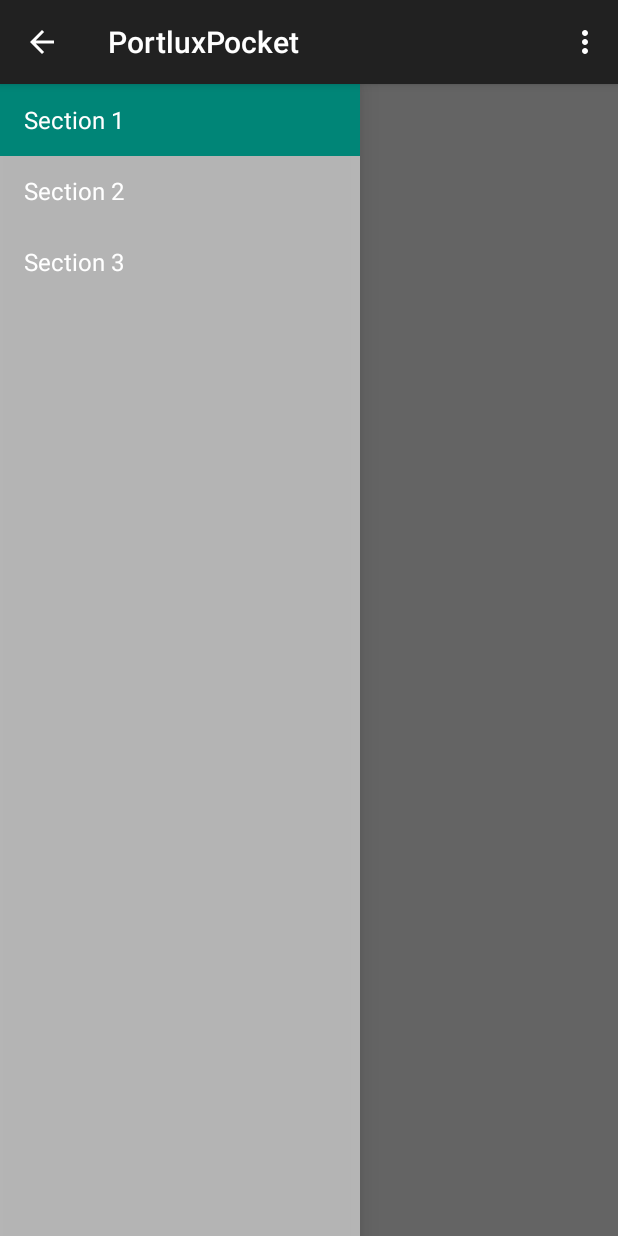
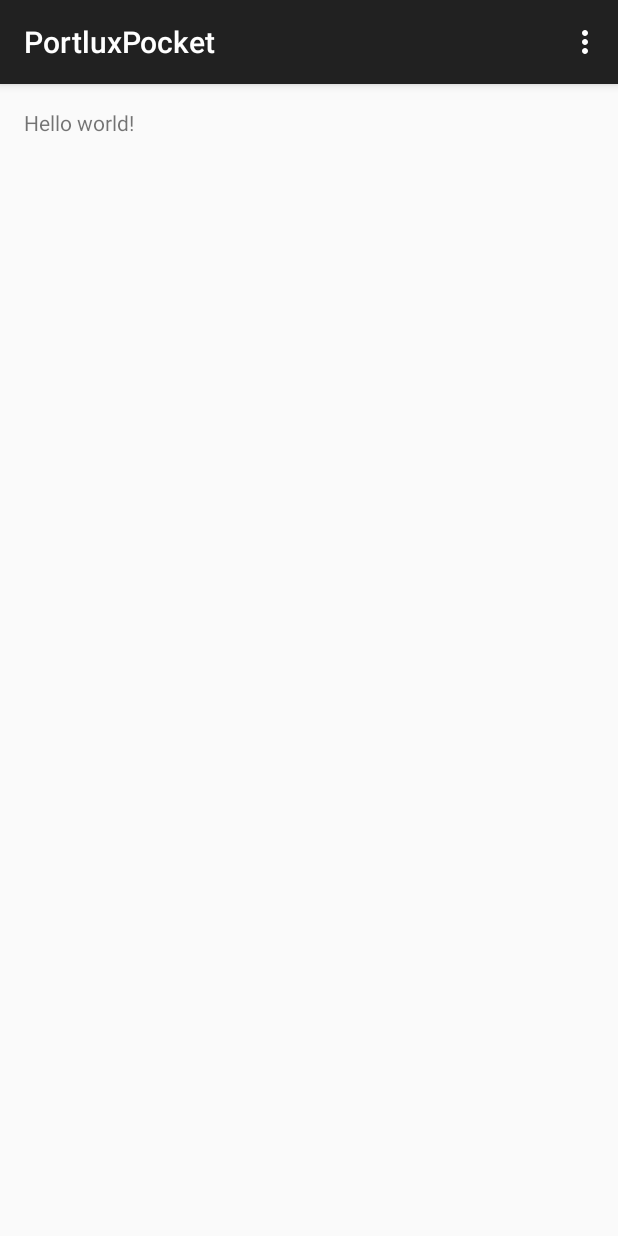
Before and after one commit to andreaspegelow/PortluxPocket, an Android app: the screen it shows after launch (SearchActivity), on a phone screen of 412 x 824 dp. Run offline under Robolectric (Android 15) with nearby library versions, the phone set to English and light mode, and no system bars.

Commit message:
Removed the Navigationdrawer

```diff
--- a/PortluxPocket/app/src/main/java/com/portlux/portluxpocket/NavigationDrawerFragment.java
+++ /dev/null
@@ -1,282 +0,0 @@
-package com.portlux.portluxpocket;
-
-import android.support.v7.app.ActionBarActivity;
-import android.app.Activity;
-import android.support.v7.app.ActionBar;
-import android.support.v4.app.Fragment;
-import android.support.v4.app.ActionBarDrawerToggle;
-import android.support.v4.view.GravityCompat;
-import android.support.v4.widget.DrawerLayout;
-import android.content.SharedPreferences;
-import android.content.res.Configuration;
-import android.os.Bundle;
-import android.preference.PreferenceManager;
-import android.view.LayoutInflater;
-import android.view.Menu;
-import android.view.MenuInflater;
-import android.view.MenuItem;
-import android.view.View;
-import android.view.ViewGroup;
-import android.widget.AdapterView;
-import android.widget.ArrayAdapter;
-import android.widget.ListView;
-import android.widget.Toast;
-
-/**
- * Fragment used for managing interactions for and presentation of a navigation drawer.
- * See the <a href="https://developer.android.com/design/patterns/navigation-drawer.html#Interaction">
- * design guidelines</a> for a complete explanation of the behaviors implemented here.
- */
-public class NavigationDrawerFragment extends Fragment {
-
-    /**
-     * Remember the position of the selected item.
-     */
-    private static final String STATE_SELECTED_POSITION = "selected_navigation_drawer_position";
-
-    /**
-     * Per the design guidelines, you should show the drawer on launch until the user manually
-     * expands it. This shared preference tracks this.
-     */
-    private static final String PREF_USER_LEARNED_DRAWER = "navigation_drawer_learned";
-
-    /**
-     * A pointer to the current callbacks instance (the Activity).
-     */
-    private NavigationDrawerCallbacks mCallbacks;
-
-    /**
-     * Helper component that ties the action bar to the navigation drawer.
-     */
-    private ActionBarDrawerToggle mDrawerToggle;
-
-    private DrawerLayout mDrawerLayout;
-    private ListView mDrawerListView;
-    private View mFragmentContainerView;
-
-    private int mCurrentSelectedPosition = 0;
-    private boolean mFromSavedInstanceState;
-    private boolean mUserLearnedDrawer;
-
-    public NavigationDrawerFragment() {
-    }
-
-    @Override
-    public void onCreate(Bundle savedInstanceState) {
-        super.onCreate(savedInstanceState);
-
-        // Read in the flag indicating whether or not the user has demonstrated awareness of the
-        // drawer. See PREF_USER_LEARNED_DRAWER for details.
-        SharedPreferences sp = PreferenceManager.getDefaultSharedPreferences(getActivity());
-        mUserLearnedDrawer = sp.getBoolean(PREF_USER_LEARNED_DRAWER, false);
-
-        if (savedInstanceState != null) {
-            mCurrentSelectedPosition = savedInstanceState.getInt(STATE_SELECTED_POSITION);
-            mFromSavedInstanceState = true;
-        }
-
-        // Select either the default item (0) or the last selected item.
-        selectItem(mCurrentSelectedPosition);
-    }
-
-    @Override
-    public void onActivityCreated(Bundle savedInstanceState) {
-        super.onActivityCreated(savedInstanceState);
-        // Indicate that this fragment would like to influence the set of actions in the action bar.
-        setHasOptionsMenu(true);
-    }
-
-    @Override
-    public View onCreateView(LayoutInflater inflater, ViewGroup container,
-                             Bundle savedInstanceState) {
-        mDrawerListView = (ListView) inflater.inflate(
-                R.layout.fragment_navigation_drawer, container, false);
-        mDrawerListView.setOnItemClickListener(new AdapterView.OnItemClickListener() {
-            @Override
-            public void onItemClick(AdapterView<?> parent, View view, int position, long id) {
-                selectItem(position);
-            }
-        });
-        mDrawerListView.setAdapter(new ArrayAdapter<String>(
-                getActionBar().getThemedContext(),
-                android.R.layout.simple_list_item_activated_1,
-                android.R.id.text1,
-                new String[]{
-                        getString(R.string.title_section1),
-                        getString(R.string.title_section2),
-                        getString(R.string.title_section3),
-                }));
-        mDrawerListView.setItemChecked(mCurrentSelectedPosition, true);
-        return mDrawerListView;
-    }
-
-    public boolean isDrawerOpen() {
-        return mDrawerLayout != null && mDrawerLayout.isDrawerOpen(mFragmentContainerView);
-    }
-
-    /**
-     * Users of this fragment must call this method to set up the navigation drawer interactions.
-     *
-     * @param fragmentId   The android:id of this fragment in its activity's layout.
-     * @param drawerLayout The DrawerLayout containing this fragment's UI.
-     */
-    public void setUp(int fragmentId, DrawerLayout drawerLayout) {
-        mFragmentContainerView = getActivity().findViewById(fragmentId);
-        mDrawerLayout = drawerLayout;
-
-        // set a custom shadow that overlays the main content when the drawer opens
-        mDrawerLayout.setDrawerShadow(R.drawable.drawer_shadow, GravityCompat.START);
-        // set up the drawer's list view with items and click listener
-
-        ActionBar actionBar = getActionBar();
-        actionBar.setDisplayHomeAsUpEnabled(true);
-        actionBar.setHomeButtonEnabled(true);
-
-        // ActionBarDrawerToggle ties together the the proper interactions
-        // between the navigation drawer and the action bar app icon.
-        mDrawerToggle = new ActionBarDrawerToggle(
-                getActivity(),                    /* host Activity */
-                mDrawerLayout,                    /* DrawerLayout object */
-                R.drawable.ic_drawer,             /* nav drawer image to replace 'Up' caret */
-                R.string.navigation_drawer_open,  /* "open drawer" description for accessibility */
-                R.string.navigation_drawer_close  /* "close drawer" description for accessibility */
-        ) {
-            @Override
-            public void onDrawerClosed(View drawerView) {
-                super.onDrawerClosed(drawerView);
-                if (!isAdded()) {
-                    return;
-                }
-
-                getActivity().supportInvalidateOptionsMenu(); // calls onPrepareOptionsMenu()
-            }
-
-            @Override
-            public void onDrawerOpened(View drawerView) {
-                super.onDrawerOpened(drawerView);
-                if (!isAdded()) {
-                    return;
-                }
-
-                if (!mUserLearnedDrawer) {
-                    // The user manually opened the drawer; store this flag to prevent auto-showing
-                    // the navigation drawer automatically in the future.
-                    mUserLearnedDrawer = true;
-                    SharedPreferences sp = PreferenceManager
-                            .getDefaultSharedPreferences(getActivity());
-                    sp.edit().putBoolean(PREF_USER_LEARNED_DRAWER, true).apply();
-                }
-
-                getActivity().supportInvalidateOptionsMenu(); // calls onPrepareOptionsMenu()
-            }
-        };
-
-        // If the user hasn't 'learned' about the drawer, open it to introduce them to the drawer,
-        // per the navigation drawer design guidelines.
-        if (!mUserLearnedDrawer && !mFromSavedInstanceState) {
-            mDrawerLayout.openDrawer(mFragmentContainerView);
-        }
-
-        // Defer code dependent on restoration of previous instance state.
-        mDrawerLayout.post(new Runnable() {
-            @Override
-            public void run() {
-                mDrawerToggle.syncState();
-            }
-        });
-
-        mDrawerLayout.setDrawerListener(mDrawerToggle);
-    }
-
-    private void selectItem(int position) {
-        mCurrentSelectedPosition = position;
-        if (mDrawerListView != null) {
-            mDrawerListView.setItemChecked(position, true);
-        }
-        if (mDrawerLayout != null) {
-            mDrawerLayout.closeDrawer(mFragmentContainerView);
-        }
-        if (mCallbacks != null) {
-            mCallbacks.onNavigationDrawerItemSelected(position);
-        }
-    }
-
-    @Override
-    public void onAttach(Activity activity) {
-        super.onAttach(activity);
-        try {
-            mCallbacks = (NavigationDrawerCallbacks) activity;
-        } catch (ClassCastException e) {
-            throw new ClassCastException("Activity must implement NavigationDrawerCallbacks.");
-        }
-    }
-
-    @Override
-    public void onDetach() {
-        super.onDetach();
-        mCallbacks = null;
-    }
-
-    @Override
-    public void onSaveInstanceState(Bundle outState) {
-        super.onSaveInstanceState(outState);
-        outState.putInt(STATE_SELECTED_POSITION, mCurrentSelectedPosition);
-    }
-
-    @Override
-    public void onConfigurationChanged(Configuration newConfig) {
-        super.onConfigurationChanged(newConfig);
-        // Forward the new configuration the drawer toggle component.
-        mDrawerToggle.onConfigurationChanged(newConfig);
-    }
-
-    @Override
-    public void onCreateOptionsMenu(Menu menu, MenuInflater inflater) {
-        // If the drawer is open, show the global app actions in the action bar. See also
-        // showGlobalContextActionBar, which controls the top-left area of the action bar.
-        if (mDrawerLayout != null && isDrawerOpen()) {
-            inflater.inflate(R.menu.global, menu);
-            showGlobalContextActionBar();
-        }
-        super.onCreateOptionsMenu(menu, inflater);
-    }
-
-    @Override
-    public boolean onOptionsItemSelected(MenuItem item) {
-        if (mDrawerToggle.onOptionsItemSelected(item)) {
-            return true;
-        }
-
-        if (item.getItemId() == R.id.action_example) {
-            Toast.makeText(getActivity(), "Example action.", Toast.LENGTH_SHORT).show();
-            return true;
-        }
-
-        return super.onOptionsItemSelected(item);
-    }
-
-    /**
-     * Per the navigation drawer design guidelines, updates the action bar to show the global app
-     * 'context', rather than just what's in the current screen.
-     */
-    private void showGlobalContextActionBar() {
-        ActionBar actionBar = getActionBar();
-        actionBar.setDisplayShowTitleEnabled(true);
-        actionBar.setNavigationMode(ActionBar.NAVIGATION_MODE_STANDARD);
-        actionBar.setTitle(R.string.app_name);
-    }
-
-    private ActionBar getActionBar() {
-        return ((ActionBarActivity) getActivity()).getSupportActionBar();
-    }
-
-    /**
-     * Callbacks interface that all activities using this fragment must implement.
-     */
-    public static interface NavigationDrawerCallbacks {
-        /**
-         * Called when an item in the navigation drawer is selected.
-         */
-        void onNavigationDrawerItemSelected(int position);
-    }
-}
--- a/PortluxPocket/app/src/main/java/com/portlux/portluxpocket/SearchActivity.java
+++ b/PortluxPocket/app/src/main/java/com/portlux/portluxpocket/SearchActivity.java
@@ -1,94 +1,24 @@
 package com.portlux.portluxpocket;
 
-import android.app.Activity;
 import android.support.v7.app.ActionBarActivity;
-import android.support.v7.app.ActionBar;
-import android.support.v4.app.Fragment;
-import android.support.v4.app.FragmentManager;
-import android.content.Context;
-import android.os.Build;
 import android.os.Bundle;
-import android.view.Gravity;
-import android.view.LayoutInflater;
 import android.view.Menu;
 import android.view.MenuItem;
-import android.view.View;
-import android.view.ViewGroup;
-import android.support.v4.widget.DrawerLayout;
-import android.widget.ArrayAdapter;
-import android.widget.TextView;
 
 
-public class SearchActivity extends ActionBarActivity
-        implements NavigationDrawerFragment.NavigationDrawerCallbacks {
-
-    /**
-     * Fragment managing the behaviors, interactions and presentation of the navigation drawer.
-     */
-    private NavigationDrawerFragment mNavigationDrawerFragment;
-
-    /**
-     * Used to store the last screen title. For use in {@link #restoreActionBar()}.
-     */
-    private CharSequence mTitle;
+public class SearchActivity extends ActionBarActivity {
 
     @Override
     protected void onCreate(Bundle savedInstanceState) {
         super.onCreate(savedInstanceState);
         setContentView(R.layout.activity_search);
-
-        mNavigationDrawerFragment = (NavigationDrawerFragment)
-                getSupportFragmentManager().findFragmentById(R.id.navigation_drawer);
-        mTitle = getTitle();
-
-        // Set up the drawer.
-        mNavigationDrawerFragment.setUp(
-                R.id.navigation_drawer,
-                (DrawerLayout) findViewById(R.id.drawer_layout));
     }
 
     @Override
-    public void onNavigationDrawerItemSelected(int position) {
-        // update the main content by replacing fragments
-        FragmentManager fragmentManager = getSupportFragmentManager();
-        fragmentManager.beginTransaction()
-                .replace(R.id.container, PlaceholderFragment.newInstance(position + 1))
-                .commit();
-    }
-
-    public void onSectionAttached(int number) {
-        switch (number) {
-            case 1:
-                mTitle = getString(R.string.title_section1);
-                break;
-            case 2:
-                mTitle = getString(R.string.title_section2);
-                break;
-            case 3:
-                mTitle = getString(R.string.title_section3);
-                break;
-        }
-    }
-
-    public void restoreActionBar() {
-        ActionBar actionBar = getSupportActionBar();
-        actionBar.setNavigationMode(ActionBar.NAVIGATION_MODE_STANDARD);
-        actionBar.setDisplayShowTitleEnabled(true);
-        actionBar.setTitle(mTitle);
-    }
-
-
-    @Override
     public boolean onCreateOptionsMenu(Menu menu) {
-        if (!mNavigationDrawerFragment.isDrawerOpen()) {
-            // Only show items in the action bar relevant to this screen
-            // if the drawer is not showing. Otherwise, let the drawer
-            // decide what to show in the action bar.
-            getMenuInflater().inflate(R.menu.search, menu);
-            restoreActionBar();
-            return true;
-        }
-        return super.onCreateOptionsMenu(menu);
+        // Inflate the menu; this adds items to the action bar if it is present.
+        getMenuInflater().inflate(R.menu.menu_search, menu);
+        return true;
     }
 
     @Override
@@ -105,45 +35,4 @@ public class SearchActivity extends ActionBarActivity
 
         return super.onOptionsItemSelected(item);
     }
-
-    /**
-     * A placeholder fragment containing a simple view.
-     */
-    public static class PlaceholderFragment extends Fragment {
-        /**
-         * The fragment argument representing the section number for this
-         * fragment.
-         */
-        private static final String ARG_SECTION_NUMBER = "section_number";
-
-        /**
-         * Returns a new instance of this fragment for the given section
-         * number.
-         */
-        public static PlaceholderFragment newInstance(int sectionNumber) {
-            PlaceholderFragment fragment = new PlaceholderFragment();
-            Bundle args = new Bundle();
-            args.putInt(ARG_SECTION_NUMBER, sectionNumber);
-            fragment.setArguments(args);
-            return fragment;
-        }
-
-        public PlaceholderFragment() {
-        }
-
-        @Override
-        public View onCreateView(LayoutInflater inflater, ViewGroup container,
-                                 Bundle savedInstanceState) {
-            View rootView = inflater.inflate(R.layout.fragment_search, container, false);
-            return rootView;
-        }
-
-        @Override
-        public void onAttach(Activity activity) {
-            super.onAttach(activity);
-            ((SearchActivity) activity).onSectionAttached(
-                    getArguments().getInt(ARG_SECTION_NUMBER));
-        }
-    }
-
 }
--- a/PortluxPocket/app/src/main/res/layout/activity_search.xml
+++ b/PortluxPocket/app/src/main/res/layout/activity_search.xml
@@ -1,25 +1,11 @@
-<!-- A DrawerLayout is intended to be used as the top-level content view using match_parent for both width and height to consume the full space available. -->
-<android.support.v4.widget.DrawerLayout xmlns:android="http://schemas.android.com/apk/res/android"
-    xmlns:tools="http://schemas.android.com/tools" android:id="@+id/drawer_layout"
-    android:layout_width="match_parent" android:layout_height="match_parent"
-    tools:context=".SearchActivity">
+<RelativeLayout xmlns:android="http://schemas.android.com/apk/res/android"
+    xmlns:tools="http://schemas.android.com/tools" android:layout_width="match_parent"
+    android:layout_height="match_parent" android:paddingLeft="@dimen/activity_horizontal_margin"
+    android:paddingRight="@dimen/activity_horizontal_margin"
+    android:paddingTop="@dimen/activity_vertical_margin"
+    android:paddingBottom="@dimen/activity_vertical_margin" tools:context=".SearchActivity">
 
-    <!-- As the main content view, the view below consumes the entire
-         space available using match_parent in both dimensions. -->
-    <FrameLayout android:id="@+id/container" android:layout_width="match_parent"
-        android:layout_height="match_parent" />
+    <TextView android:text="@string/hello_world" android:layout_width="wrap_content"
+        android:layout_height="wrap_content" />
 
-    <!-- android:layout_gravity="start" tells DrawerLayout to treat
-         this as a sliding drawer on the left side for left-to-right
-         languages and on the right side for right-to-left languages.
-         If you're not building against API 17 or higher, use
-         android:layout_gravity="left" instead. -->
-    <!-- The drawer is given a fixed width in dp and extends the full height of
-         the container. -->
-    <fragment android:id="@+id/navigation_drawer"
-        android:layout_width="@dimen/navigation_drawer_width" android:layout_height="match_parent"
-        android:layout_gravity="start"
-        android:name="com.portlux.portluxpocket.NavigationDrawerFragment"
-        tools:layout="@layout/fragment_navigation_drawer" />
-
-</android.support.v4.widget.DrawerLayout>
+</RelativeLayout>
--- a/PortluxPocket/app/src/main/res/layout/fragment_navigation_drawer.xml
+++ /dev/null
@@ -1,5 +0,0 @@
-<ListView xmlns:android="http://schemas.android.com/apk/res/android"
-    xmlns:tools="http://schemas.android.com/tools" android:layout_width="match_parent"
-    android:layout_height="match_parent" android:choiceMode="singleChoice"
-    android:divider="@android:color/transparent" android:dividerHeight="0dp"
-    android:background="#cccc" tools:context=".NavigationDrawerFragment" />
--- a/PortluxPocket/app/src/main/res/layout/fragment_search.xml
+++ /dev/null
@@ -1,12 +0,0 @@
-<RelativeLayout xmlns:android="http://schemas.android.com/apk/res/android"
-    xmlns:tools="http://schemas.android.com/tools" android:layout_width="match_parent"
-    android:layout_height="match_parent" android:paddingLeft="@dimen/activity_horizontal_margin"
-    android:paddingRight="@dimen/activity_horizontal_margin"
-    android:paddingTop="@dimen/activity_vertical_margin"
-    android:paddingBottom="@dimen/activity_vertical_margin"
-    tools:context=".SearchActivity$PlaceholderFragment">
-
-    <TextView android:id="@+id/section_label" android:layout_width="wrap_content"
-        android:layout_height="wrap_content" />
-
-</RelativeLayout>
--- a/PortluxPocket/app/src/main/res/menu/global.xml
+++ b/PortluxPocket/app/src/main/res/menu/menu_search.xml
@@ -1,5 +1,6 @@
 <menu xmlns:android="http://schemas.android.com/apk/res/android"
-    xmlns:app="http://schemas.android.com/apk/res-auto">
+    xmlns:app="http://schemas.android.com/apk/res-auto"
+    xmlns:tools="http://schemas.android.com/tools" tools:context=".SearchActivity">
     <item android:id="@+id/action_settings" android:title="@string/action_settings"
         android:orderInCategory="100" app:showAsAction="never" />
 </menu>
--- a/PortluxPocket/app/src/main/res/menu/search.xml
+++ /dev/null
@@ -1,8 +0,0 @@
-<menu xmlns:android="http://schemas.android.com/apk/res/android"
-    xmlns:app="http://schemas.android.com/apk/res-auto"
-    xmlns:tools="http://schemas.android.com/tools" tools:context=".SearchActivity">
-    <item android:id="@+id/action_example" android:title="@string/action_example"
-        app:showAsAction="withText|ifRoom" />
-    <item android:id="@+id/action_settings" android:title="@string/action_settings"
-        android:orderInCategory="100" app:showAsAction="never" />
-</menu>
--- a/PortluxPocket/app/src/main/res/values/dimens.xml
+++ b/PortluxPocket/app/src/main/res/values/dimens.xml
@@ -2,8 +2,4 @@
     <!-- Default screen margins, per the Android Design guidelines. -->
     <dimen name="activity_horizontal_margin">16dp</dimen>
     <dimen name="activity_vertical_margin">16dp</dimen>
-
-    <!-- Per the design guidelines, navigation drawers should be between 240dp and 320dp:
-         https://developer.android.com/design/patterns/navigation-drawer.html -->
-    <dimen name="navigation_drawer_width">240dp</dimen>
 </resources>
--- a/PortluxPocket/app/src/main/res/values/strings.xml
+++ b/PortluxPocket/app/src/main/res/values/strings.xml
@@ -1,14 +1,6 @@
 <resources>
     <string name="app_name">PortluxPocket</string>
 
-    <string name="title_section1">Section 1</string>
-    <string name="title_section2">Section 2</string>
-    <string name="title_section3">Section 3</string>
-
-    <string name="navigation_drawer_open">Open navigation drawer</string>
-    <string name="navigation_drawer_close">Close navigation drawer</string>
-
-    <string name="action_example">Example action</string>
-
+    <string name="hello_world">Hello world!</string>
     <string name="action_settings">Settings</string>
 </resources>
```
Also changed, not shown: PortluxPocket/app/src/main/res/drawable-hdpi/drawer_shadow.9.png (deleted), PortluxPocket/app/src/main/res/drawable-hdpi/ic_drawer.png (deleted), PortluxPocket/app/src/main/res/drawable-mdpi/drawer_shadow.9.png (deleted), PortluxPocket/app/src/main/res/drawable-mdpi/ic_drawer.png (deleted), PortluxPocket/app/src/main/res/drawable-xhdpi/drawer_shadow.9.png (deleted), PortluxPocket/app/src/main/res/drawable-xhdpi/ic_drawer.png (deleted), PortluxPocket/app/src/main/res/drawable-xxhdpi/drawer_shadow.9.png (deleted), PortluxPocket/app/src/main/res/drawable-xxhdpi/ic_drawer.png (deleted).
